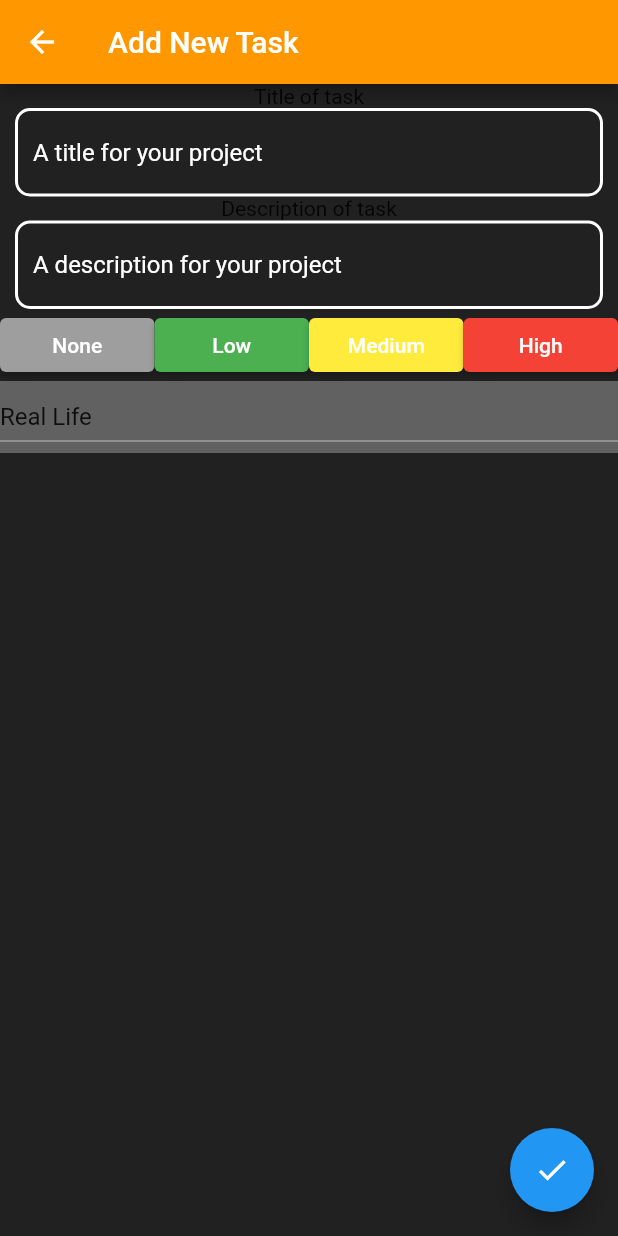
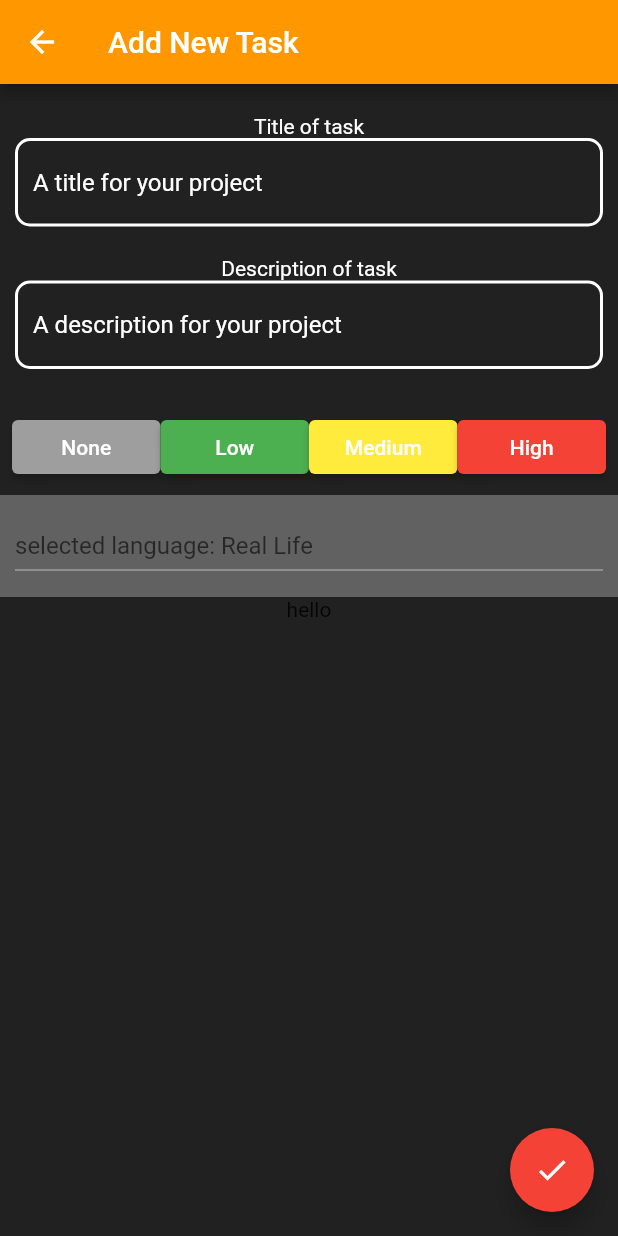
Before and after one commit to semerded/project_to_do_list, a Flutter app: the AddTaskScreen screen opened directly, on a phone screen of 412 x 824 dp. Run offline on Flutter 3.47's test engine with Material 2 defaults, Android fonts, the phone set to English and light mode, and no system bars.

Commit message:
added a checker for the new task window

```diff
--- a/lib/main.dart
+++ b/lib/main.dart
@@ -193,7 +193,10 @@ setState(() {
               Expanded(
                                 child: SizedBox(
                   height: 30,
+
                   child: ListView(
+
+
                     scrollDirection: Axis.horizontal,
                     children: [
                       ElevatedButton(
@@ -273,6 +276,19 @@ class AddTaskScreen extends StatefulWidget {
 class _AddTaskScreenState extends State<AddTaskScreen> {
   String taskTitle = "New Task";
   String programmingLanguage = programmingLanguagesChoice.first;
+  Map<String, bool> criteriasFilledIn = {"title": false, "language": true, "priority": false};
+  Map<String, String> newTaskData = {"title": "", "description": "", "language": "", "priority": ""};
+
+  bool checkIfAllCriteriaIsFilledIn(criteriaList) {
+    bool allCriteriaFilledIn = true;
+    for (var item in criteriaList.values) {
+      if (item == false) {
+        allCriteriaFilledIn = false;
+      }
+    }
+    return allCriteriaFilledIn;
+  }
+
   @override
   Widget build(BuildContext context) {
     return Scaffold(
@@ -283,9 +299,15 @@ class _AddTaskScreenState extends State<AddTaskScreen> {
       ),
       body: Column(
         children: [
-          const Text("Title of task"),
           Padding(
-            padding: const EdgeInsets.only(left: 10, right: 10),
+            padding: const EdgeInsets.only(top: 20),
+            child: Text(
+              "Title of task",
+              style: TextStyle(color: colorScheme.text),
+            ),
+          ),
+          Padding(
+            padding: const EdgeInsets.only(left: 10, right: 10, bottom: 20),
             child: TextField(
               decoration: InputDecoration(
                 enabledBorder: AppLayout.inactiveBorder(),
@@ -296,70 +318,115 @@ class _AddTaskScreenState extends State<AddTaskScreen> {
               style: TextStyle(color: colorScheme.text),
               cursorColor: colorScheme.primary,
               onChanged: (value) {
+                newTaskData["title"] = value;
                 setState(() {
                   if (value != "") {
                     taskTitle = value;
+                    criteriasFilledIn["title"] = true;
                   } else {
                     taskTitle = "New Task";
+                    criteriasFilledIn["title"] = false;
                   }
                 });
               },
             ),
           ),
-          const Text("Description of task"),
+          ///
+          /// add description
+          ///
+          Text(
+            "Description of task",
+            style: TextStyle(color: colorScheme.text),
+          ),
           Padding(
-            padding: const EdgeInsets.only(left: 10, right: 10),
+            padding: const EdgeInsets.only(left: 10, right: 10, bottom: 20),
             child: TextField(
               decoration: InputDecoration(
                 enabledBorder: AppLayout.inactiveBorder(),
                 focusedBorder: AppLayout.activeBorder(),
+                errorBorder: AppLayout.inactiveBorder(),
+                focusedErrorBorder: AppLayout.activeBorder(),
                 hintText: "A description for your project",
                 hintStyle: TextStyle(color: colorScheme.text),
+                helperStyle: const TextStyle(color: Colors.red),
+                helperText: newTaskData["description"] == "" && checkIfAllCriteriaIsFilledIn(criteriasFilledIn) ? "maybe it is better to add a description" : null,
               ),
               style: TextStyle(color: colorScheme.text),
               cursorColor: colorScheme.primary,
-              onChanged: (value) {},
+              onChanged: (value) {
+                setState(() {
+                newTaskData["description"] = value;
+                });
+              },
             ),
           ),
-          Row(
+          Padding(
+            padding: const EdgeInsets.all(8.0),
+            child: Row(
               children: [
                 Expanded(
                   child: ElevatedButton(
-                  onPressed: () => null,
-                  style: ElevatedButton.styleFrom(backgroundColor: Colors.grey),
+                    onPressed: () {
+                      setState(() {
+                      newTaskData["priority"] = "none";
+                        criteriasFilledIn["priority"] = true;
+                      });
+                    },
+                    style: ElevatedButton.styleFrom(
+                      backgroundColor: Colors.grey,
+                      shape: newTaskData["priority"] == "none" ? RoundedRectangleBorder(side: const BorderSide(width: 3, color: Colors.white), borderRadius: BorderRadius.circular(5)) : null,
+                    ),
                     child: const Text("None"),
                   ),
                 ),
                 Expanded(
                   child: ElevatedButton(
-                  onPressed: () => null,
-                  style: ElevatedButton.styleFrom(backgroundColor: Colors.green),
+                    onPressed: () {
+                      setState(() {
+                      newTaskData["priority"] = "low";
+                        criteriasFilledIn["priority"] = true;
+                      });
+                    },
+                    style: ElevatedButton.styleFrom(backgroundColor: Colors.green, shape: newTaskData["priority"] == "low" ? RoundedRectangleBorder(side: const BorderSide(width: 3, color: Colors.white), borderRadius: BorderRadius.circular(5)) : null,),
                     child: const Text("Low"),
                   ),
                 ),
                 Expanded(
                   child: ElevatedButton(
-                  onPressed: () => null,
-                  style: ElevatedButton.styleFrom(backgroundColor: Colors.yellow),
+                    onPressed: () {
+                      setState(() {
+                      newTaskData["priority"] = "medium";
+                        criteriasFilledIn["priority"] = true;
+                      });
+                    },
+                    style: ElevatedButton.styleFrom(backgroundColor: Colors.yellow, shape: newTaskData["priority"] == "medium" ? RoundedRectangleBorder(side: const BorderSide(width: 3, color: Colors.white), borderRadius: BorderRadius.circular(5)) : null,),
                     child: const Text("Medium"),
                   ),
                 ),
                 Expanded(
                   child: ElevatedButton(
-                  onPressed: () => null,
-                  style: ElevatedButton.styleFrom(backgroundColor: Colors.red),
+                    onPressed: () {
+                      setState(() {
+                      newTaskData["priority"] = "high";
+                        criteriasFilledIn["priority"] = true;
+                      });
+                    },
+                    style: ElevatedButton.styleFrom(backgroundColor: Colors.red, shape: newTaskData["priority"] == "high" ? RoundedRectangleBorder(side: const BorderSide(width: 3, color: Colors.white), borderRadius: BorderRadius.circular(5)) : null,),
                     child: const Text("High"),
                   ),
                 ),
               ],
             ),
+          ),
           Container(
             color: Colors.grey[700],
             child: DropdownButton(
               dropdownColor: Colors.grey[700],
-              value: programmingLanguage,
               isExpanded: true,
+              hint: Text("selected language: $programmingLanguage"),
               borderRadius: BorderRadius.circular(10),
+              icon: const Icon(Icons.keyboard_arrow_down),
+              padding: const EdgeInsets.all(10),
               items: programmingLanguagesChoice.map(
                 (String value) {
                   return DropdownMenuItem(
@@ -368,18 +435,21 @@ class _AddTaskScreenState extends State<AddTaskScreen> {
                   );
                 },
               ).toList(),
-              icon: const Icon(Icons.keyboard_arrow_down),
               onChanged: (value) {
+                newTaskData["language"] = value!;
                 setState(() {
-                  programmingLanguage = value!;
+                  programmingLanguage = value;
+                  criteriasFilledIn["language"] = true;
                 });
               },
             ),
           ),
+          Text("hello")
         ],
       ),
       floatingActionButton: FloatingActionButton(
         onPressed: () => null,
+        backgroundColor: checkIfAllCriteriaIsFilledIn(criteriasFilledIn) ? Colors.green : Colors.red,
         child: const Icon(Icons.check),
       ),
     );
@@ -406,7 +476,8 @@ class _SettingsMenuState extends State<SettingsMenu> {
     return Scaffold(
       backgroundColor: colorScheme.background,
       appBar: AppBar(
-        leading: IconButton( // TODO laat het werken voor telefoon back button
+        leading: IconButton(
+          // TODO laat het werken voor telefoon back button
           onPressed: () {
             Navigator.of(context).pop(true);
           },
```
Lines whose indentation alone changed are shown as unchanged.
